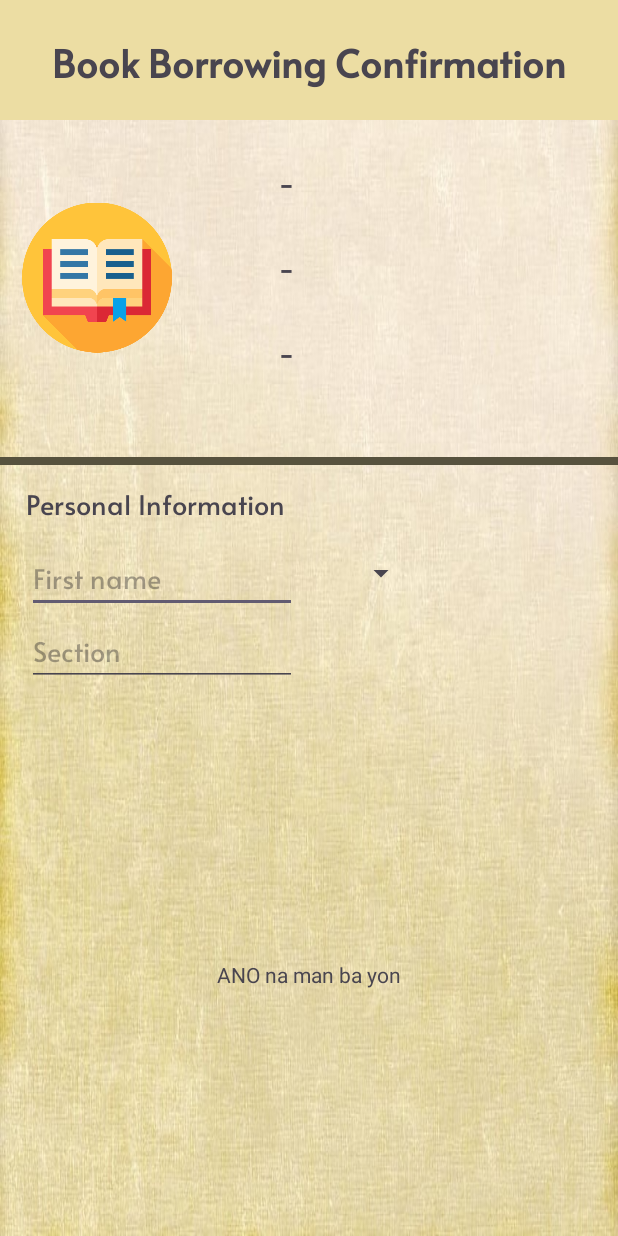
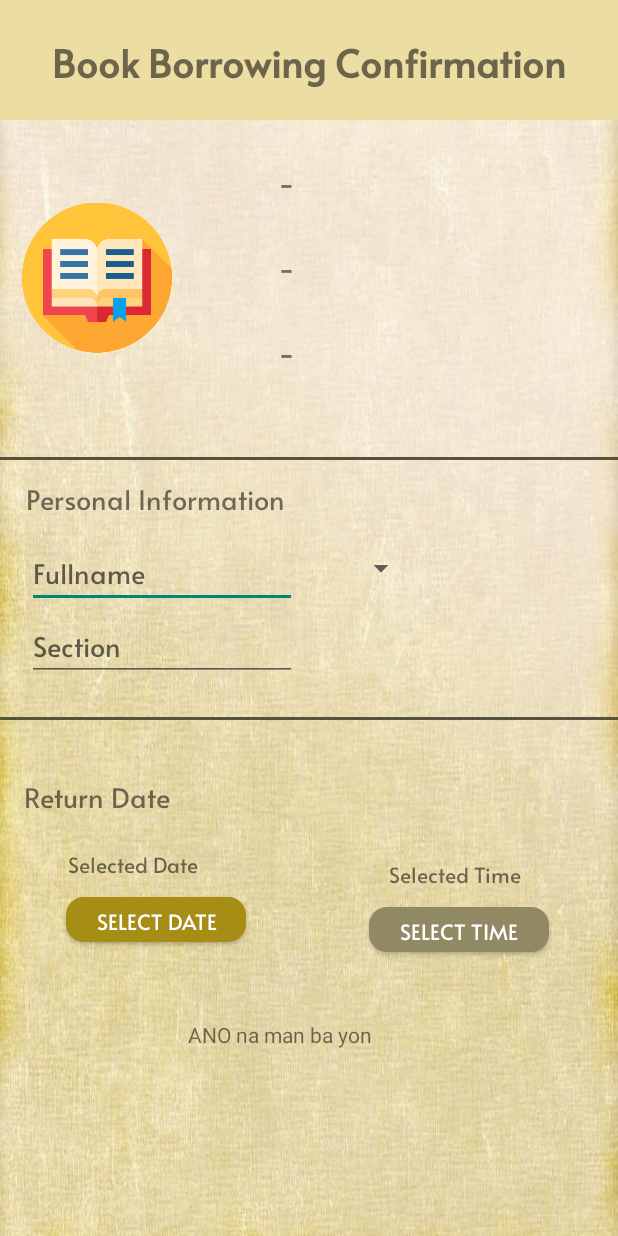
Before and after one commit to kar1man/Library-Android-UI-Controls-, an Android app: the layout activity_borrow_form.xml on its own in the app's theme, with its tools: preview values and no code run, on a phone screen of 412 x 824 dp. Run offline under Robolectric (Android 15) with nearby library versions, the phone set to English and light mode, and no system bars; Roboto replaces fonts that are not available here.

Commit message:
current codess

```diff
--- a/app/src/main/java/com/example/androiduicontrols/borrowForm.java
+++ b/app/src/main/java/com/example/androiduicontrols/borrowForm.java
@@ -1,10 +1,13 @@
 package com.example.androiduicontrols;
 
+import android.app.DatePickerDialog;
+import android.app.TimePickerDialog;
 import android.content.Intent;
 import android.os.Bundle;
 import android.view.View;
 import android.widget.AdapterView;
 import android.widget.ArrayAdapter;
+import android.widget.Button;
 import android.widget.ImageView;
 import android.widget.Spinner;
 import android.widget.TextView;
@@ -15,7 +18,13 @@ import androidx.core.graphics.Insets;
 import androidx.core.view.ViewCompat;
 import androidx.core.view.WindowInsetsCompat;
 
+import java.util.Calendar;
+
 public class borrowForm extends AppCompatActivity implements AdapterView.OnItemSelectedListener {
+
+    private Button datePickerBtn, timePickerBtn;
+    private TextView dateText, timeText;
+    private int year, month, day, hour, minute;
 
     private Spinner yearLvl;
 
@@ -38,6 +47,50 @@ public class borrowForm extends AppCompatActivity implements AdapterView.OnItemS
         });
         // Start
         retrieveBookData();
+        dateAndTime();
+
+    }
+
+    private void dateAndTime() {
+        datePickerBtn = findViewById(R.id.datePicker);
+        timePickerBtn = findViewById(R.id.timePicker);
+        dateText = findViewById(R.id.dateTxt);
+        timeText = findViewById(R.id.timeTxt);
+
+        Calendar calendar = Calendar.getInstance();
+        year = calendar.get(Calendar.YEAR);
+        month = calendar.get(Calendar.MONTH);
+        day = calendar.get(Calendar.DAY_OF_MONTH);
+        hour = calendar.get(Calendar.HOUR_OF_DAY);
+        minute = calendar.get(Calendar.MINUTE);
+
+        datePickerBtn.setOnClickListener(new View.OnClickListener() {
+            @Override
+            public void onClick(View view) {
+                DatePickerDialog datePickerDialog = new DatePickerDialog(borrowForm.this,
+                        (view1, selectedYear, selectedMonth, selectedDay) -> {
+                            dateText.setText("Selected Date: " + selectedDay + "/" + (selectedMonth + 1) + "/" + selectedYear);
+                            year = selectedYear;
+                            month = selectedMonth;
+                            day = selectedDay;
+                        }, year, month, day);
+                datePickerDialog.show();
+            }
+        });
+
+        timePickerBtn.setOnClickListener(new View.OnClickListener() {
+            @Override
+            public void onClick(View view) {
+                TimePickerDialog timePickerDialog = new TimePickerDialog(borrowForm.this,
+                        (view1, selectedHour, selectedMinute) -> {
+                            // Display selected time
+                            timeText.setText("Selected Time: " + String.format("%02d", selectedHour) + ":" + String.format("%02d", selectedMinute));
+                            hour = selectedHour;
+                            minute = selectedMinute;
+                        }, hour, minute, true);
+                timePickerDialog.show();
+            }
+        });
 
     }
 
--- /dev/null
+++ b/app/src/main/res/drawable/rounded_button.xml
@@ -0,0 +1,5 @@
+<?xml version="1.0" encoding="utf-8"?>
+<shape  xmlns:android="http://schemas.android.com/apk/res/android">
+    <solid android:color="#EAC360"/>
+    <corners android:radius="12dp"/>
+</shape>
--- a/app/src/main/res/layout/activity_borrow_form.xml
+++ b/app/src/main/res/layout/activity_borrow_form.xml
@@ -36,6 +36,31 @@
             app:layout_constraintVertical_bias="0.343" />
     </FrameLayout>
 
+    <View
+        android:id="@+id/view23"
+        android:layout_width="match_parent"
+        android:layout_height="2dp"
+        android:layout_marginTop="24dp"
+        android:background="#57523E"
+        app:layout_constraintEnd_toEndOf="parent"
+        app:layout_constraintHorizontal_bias="0.0"
+        app:layout_constraintStart_toStartOf="parent"
+        app:layout_constraintTop_toBottomOf="@+id/section" />
+
+    <TextView
+        android:id="@+id/textView33"
+        android:layout_width="wrap_content"
+        android:layout_height="wrap_content"
+        android:fontFamily="@font/alata"
+        android:text="Return Date"
+        android:textSize="18dp"
+        app:layout_constraintBottom_toBottomOf="parent"
+        app:layout_constraintHorizontal_bias="0.05"
+        app:layout_constraintLeft_toLeftOf="parent"
+        app:layout_constraintRight_toRightOf="parent"
+        app:layout_constraintTop_toBottomOf="@+id/section"
+        app:layout_constraintVertical_bias="0.18" />
+
     <TextView
         android:id="@+id/textView3"
         android:layout_width="wrap_content"
@@ -57,7 +82,7 @@
         android:layout_marginTop="8dp"
         android:ems="10"
         android:fontFamily="@font/alata"
-        android:hint="First name"
+        android:hint="Fullname"
         android:inputType="text"
         android:textStyle="normal"
         app:layout_constraintBottom_toBottomOf="parent"
@@ -87,11 +112,12 @@
         android:id="@+id/anoNa"
         android:layout_width="wrap_content"
         android:layout_height="wrap_content"
-        android:layout_marginTop="640dp"
+        android:layout_marginTop="52dp"
         android:text="ANO na man ba yon"
         app:layout_constraintEnd_toEndOf="parent"
+        app:layout_constraintHorizontal_bias="0.434"
         app:layout_constraintStart_toStartOf="parent"
-        app:layout_constraintTop_toTopOf="parent" />
+        app:layout_constraintTop_toBottomOf="@+id/datePicker" />
 
     <ImageView
         android:id="@+id/bookPicture"
@@ -151,7 +177,7 @@
     <View
         android:id="@+id/view2"
         android:layout_width="match_parent"
-        android:layout_height="5dp"
+        android:layout_height="2dp"
         android:layout_marginTop="56dp"
         android:background="#57523E"
         app:layout_constraintEnd_toEndOf="parent"
@@ -170,5 +196,60 @@
         app:layout_constraintStart_toEndOf="@+id/firstName"
         app:layout_constraintTop_toBottomOf="@+id/view2" />
 
+    <Button
+        android:id="@+id/datePicker"
+        android:layout_width="120dp"
+        android:layout_height="30dp"
+        android:background="@drawable/rounded_button"
+        android:backgroundTint="#A68D16"
+        android:layout_marginTop="12dp"
+        android:fontFamily="@font/alata"
+        android:text="Select Date"
+        android:textColor="@color/white"
+        app:layout_constraintEnd_toEndOf="@+id/dateTxt"
+        app:layout_constraintHorizontal_bias="0.054"
+        app:layout_constraintStart_toStartOf="@+id/dateTxt"
+        app:layout_constraintTop_toBottomOf="@+id/dateTxt" />
+
+    <TextView
+        android:id="@+id/timeTxt"
+        android:layout_width="wrap_content"
+        android:layout_height="wrap_content"
+        android:fontFamily="@font/alata"
+        android:text="Selected Time"
+        app:layout_constraintBottom_toBottomOf="parent"
+        app:layout_constraintEnd_toEndOf="parent"
+        app:layout_constraintHorizontal_bias="0.662"
+        app:layout_constraintStart_toEndOf="@+id/dateTxt"
+        app:layout_constraintTop_toBottomOf="@+id/view23"
+        app:layout_constraintVertical_bias="0.281" />
+
+    <TextView
+        android:id="@+id/dateTxt"
+        android:layout_width="wrap_content"
+        android:layout_height="wrap_content"
+        android:layout_marginTop="20dp"
+        android:fontFamily="@font/alata"
+        android:text="Selected Date"
+        app:layout_constraintEnd_toEndOf="parent"
+        app:layout_constraintHorizontal_bias="0.139"
+        app:layout_constraintStart_toStartOf="parent"
+        app:layout_constraintTop_toBottomOf="@+id/textView33" />
+
+    <Button
+        android:id="@+id/timePicker"
+        android:layout_width="120dp"
+        android:layout_height="30dp"
+        android:layout_marginTop="12dp"
+        android:background="@drawable/rounded_button"
+        android:backgroundTint="#918964"
+        android:fontFamily="@font/alata"
+        android:text="Select Time"
+        android:textColor="@color/white"
+        app:layout_constraintEnd_toEndOf="@+id/timeTxt"
+        app:layout_constraintHorizontal_bias="0.419"
+        app:layout_constraintStart_toStartOf="@+id/timeTxt"
+        app:layout_constraintTop_toBottomOf="@+id/timeTxt" />
+
 
 </androidx.constraintlayout.widget.ConstraintLayout>
--- a/app/src/main/res/layout/activity_main.xml
+++ b/app/src/main/res/layout/activity_main.xml
@@ -169,10 +169,10 @@
 
         <Button
             android:id="@+id/borrowBtn"
-            android:layout_width="wrap_content"
-            android:layout_height="wrap_content"
+            android:layout_width="170dp"
+            android:layout_height="40dp"
             android:layout_marginTop="16dp"
-            android:backgroundTint="#AC8703"
+            android:background="@drawable/rounded_button"
             android:fontFamily="@font/alata"
             android:text="Borrow this book"
             app:layout_constraintBottom_toBottomOf="parent"
--- a/app/src/main/res/values-night/themes.xml
+++ b/app/src/main/res/values-night/themes.xml
@@ -1,6 +1,6 @@
 <resources xmlns:tools="http://schemas.android.com/tools">
     <!-- Base application theme. -->
-    <style name="Base.Theme.AndroidUIControls" parent="Theme.Material3.DayNight.NoActionBar">
+    <style name="Base.Theme.AndroidUIControls" parent="Theme.AppCompat.Light.NoActionBar">
         <!-- Customize your dark theme here. -->
         <!-- <item name="colorPrimary">@color/my_dark_primary</item> -->
     </style>
--- a/app/src/main/res/values/themes.xml
+++ b/app/src/main/res/values/themes.xml
@@ -1,6 +1,6 @@
 <resources xmlns:tools="http://schemas.android.com/tools">
     <!-- Base application theme. -->
-    <style name="Base.Theme.AndroidUIControls" parent="Theme.Material3.DayNight.NoActionBar">
+    <style name="Base.Theme.AndroidUIControls" parent="Theme.AppCompat.Light.NoActionBar">
         <!-- Customize your light theme here. -->
         <!-- <item name="colorPrimary">@color/my_light_primary</item> -->
     </style>
```
